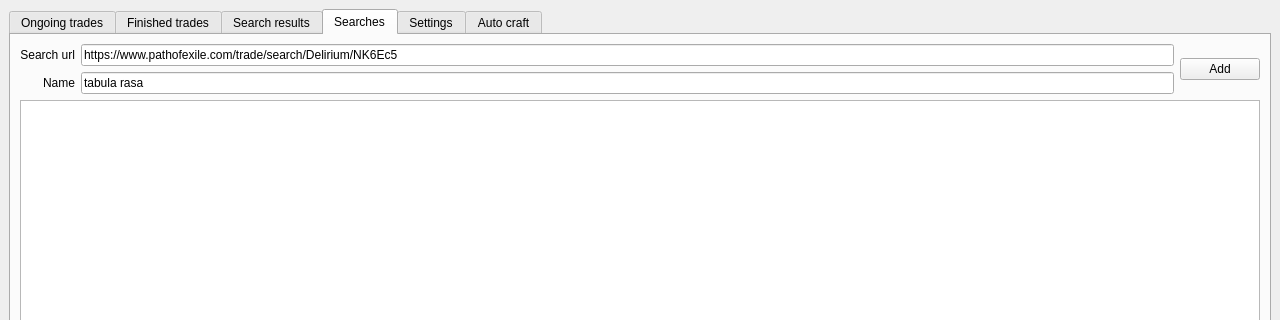
Above: mainwindow.ui from azais-corentin/StillSane before the change; both pictures show x 0 to 1280 and y 0 to 320 of the 1280 by 720 pixel window. Below: the same form after it.
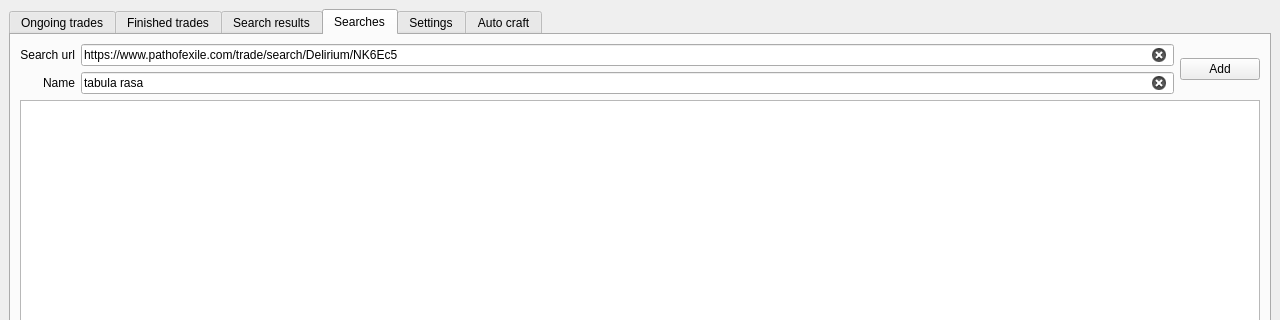
That is the form after the change. The open tabs and pages were chosen to show the change. Custom widgets are drawn as their Qt base class.

What changed in the file:
```diff
--- a/mainwindow.ui
+++ b/mainwindow.ui
@@ -95,6 +95,9 @@
           <property name="placeholderText">
            <string>Enter trade url (ie. https://www.pathofexile.com/trade/search/Delirium/NK6Ec5 or NK6Ec5)</string>
           </property>
+          <property name="clearButtonEnabled">
+           <bool>true</bool>
+          </property>
          </widget>
         </item>
         <item row="1" column="0">
@@ -115,6 +118,9 @@
           <property name="placeholderText">
            <string>Enter the search name</string>
           </property>
+          <property name="clearButtonEnabled">
+           <bool>true</bool>
+          </property>
          </widget>
         </item>
         <item row="0" column="2" rowspan="2">
```
